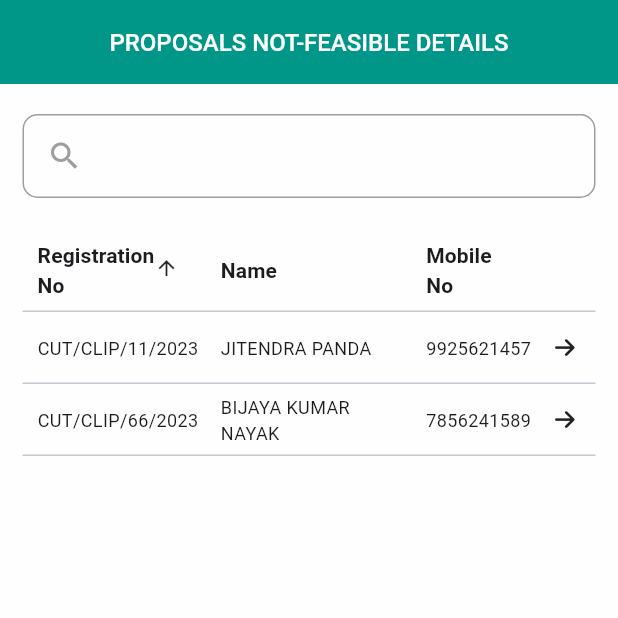
After one commit to SubratDevop/OLIC, a Flutter app: the screen it shows after launch, after a tap on an icon or button, on a phone screen of 412 x 824 dp, the top half of it. The commit adds this screen. Run offline on Flutter 3.47's test engine with Material 2 defaults, Android fonts, the phone set to English and light mode, and no system bars; our stand-ins replace get, google_fonts, icons_plus.

Commit message:
Proposal not feasible screen design added

```diff
--- a/lib/main.dart
+++ b/lib/main.dart
@@ -1,7 +1,8 @@
 import 'package:flutter/material.dart';
 import 'package:get/get.dart';
 import 'package:olic/routes/routes.dart';
-import 'package:olic/screens/Beneficiary_Details/benificiary_details_screen.dart';
+import 'package:olic/screens/Beneficiary_Details/screens/benificiary_details_screen.dart';
+import 'package:olic/screens/Proposal_Not_Feasible/screens/proposal_not_feasible_screen.dart';
 
 void main() {
   runApp(const MyApp());
@@ -16,10 +17,11 @@ class MyApp extends StatelessWidget {
       debugShowCheckedModeBanner: false,
       title: 'Flutter Demo',
       theme: ThemeData(useMaterial3: true),
-      getPages: getPages,
+      // getPages: getPages,
 
-      initialRoute: "/Beneficiary_Details_Screen",
+      // initialRoute: "/Beneficiary_Details_Screen",
       // home: Beneficiary_Details_Screen(),
+      home: Proposal_not_feasible_Screen(),
     );
   }
 }
--- a/lib/routes/routes.dart
+++ b/lib/routes/routes.dart
@@ -1,6 +1,6 @@
 import 'package:get/get.dart';
 
-import '../screens/Beneficiary_Details/benificiary_details_screen.dart';
+import '../screens/Beneficiary_Details/screens/benificiary_details_screen.dart';
 
 class Routes {
   static String beneficiaryDetailsScreen = "/Beneficiary_Details_Screen";
--- a/lib/screens/Beneficiary_Details/model/user_modal.dart
+++ b/lib/screens/Beneficiary_Details/model/user_modal.dart
@@ -51,3 +51,31 @@ class User {
           detailsPage: detailsPage ?? this.detailsPage
           );
 }
+
+
+List<User> allUser = [
+    User(
+        regiStrationNo: "CUT/CLIP/66/2023",
+        name: "BIJAYA KUMAR NAYAK",
+        mobileNo: "7856241589",
+        village: "PAIKIANRA",
+        gramaPanchayat: "PURUNA-TIGIRIA",
+        block: "TIGIRIA",
+        district: "CUTTUCK",
+        detailsView: "detailsView",
+        action: "action",
+        detailsPage: ""),
+    User(
+        regiStrationNo: "CUT/CLIP/11/2023",
+        name: "JITENDRA PANDA",
+        mobileNo: "9925621457",
+        village: "HATAMAL",
+        gramaPanchayat: "HATAMAL",
+        block: "TIGIRIA",
+        district: "CUTTUCK",
+        detailsView: "detailsView",
+        action: "action",
+        detailsPage: ""),
+
+
+  ];
--- /dev/null
+++ b/lib/screens/Proposal_Not_Feasible/screens/proposal_not_feasible_screen.dart
@@ -0,0 +1,188 @@
+import 'package:flutter/material.dart';
+import 'package:get/get.dart';
+import 'package:icons_plus/icons_plus.dart';
+import 'package:olic/constants/screensize.dart';
+import 'package:olic/screens/Beneficiary_Details/model/user_modal.dart';
+
+import '../../../commons/color_gallery.dart';
+import '../../../widgets/default_appbar.dar.dart';
+import '../../../widgets/search_bar.dart';
+import '../../Beneficiary_Details/screens/benificiary_info_screen.dart';
+
+class Proposal_not_feasible_Screen extends StatefulWidget {
+  Proposal_not_feasible_Screen({super.key});
+
+  @override
+  State<Proposal_not_feasible_Screen> createState() =>
+      _Proposal_not_feasible_ScreenState();
+}
+
+class _Proposal_not_feasible_ScreenState
+    extends State<Proposal_not_feasible_Screen> {
+  final columns = ['Registration\nNo', 'Name', 'Mobile\nNo', ''];
+  int? sortColumnIndex;
+  bool isAsending = false;
+  late List<User> users;
+
+  @override
+  void initState() {
+    super.initState();
+    this.users = List.of(allUser);
+  }
+
+  @override
+  Widget build(BuildContext context) {
+    return Scaffold(
+      backgroundColor: ColorGallery.white_color,
+      appBar: defaultAppBar(context,
+          leading_icon_visibility: false, title: "PROPOSALS NOT-FEASIBLE DETAILS"),
+      body: Padding(
+        padding: const EdgeInsets.symmetric(horizontal: 15),
+        child: Column(
+          children: [
+            const SizedBox(
+              height: 20,
+            ),
+            //! Search Bar
+            DefaultSearchBar(),
+
+            // //! Details list in Table format
+            const SizedBox(
+              height: 20,
+            ),
+            DataTable(
+              columnSpacing: 15,
+              showCheckboxColumn: false,
+              horizontalMargin: 10,
+              showBottomBorder: true,
+              sortAscending: isAsending,
+              sortColumnIndex: sortColumnIndex,
+              columns: getColumns(columns),
+              rows: getRows(users),
+            ),
+          ],
+        ),
+      ),
+    );
+  }
+
+  List<DataColumn> getColumns(List<String> columns) =>
+      columns.map((String column) {
+        return DataColumn(
+          onSort: sortingList,
+          label: Row(
+            children: [
+              Text(column,
+                  style: const TextStyle(
+                    fontWeight: FontWeight.bold,
+                  )),
+            ],
+          ),
+        );
+      }).toList();
+
+  List<DataRow> getRows(List<User> users) => users.map((User user) {
+        final cells = [
+          user.regiStrationNo,
+          user.name,
+          user.mobileNo,
+          user.detailsPage,
+        ];
+
+        return DataRow(
+          // cells: getCells(cells),
+          // onSelectChanged: (bool? selected) {
+          //   if (selected!) {
+
+          //     print(cells.indexOf(user.regiStrationNo).toString());
+          //   }
+          //   //print("object");
+          //   // print(cells.indexOf(cells[user.regiStrationNo].toString()).toString() + "selected");
+          // },
+          cells: cells.map(
+            (data) {
+              print(data);
+              return DataCell(
+                data == ""
+                    ? InkWell(
+                        onTap: () => Navigator.push(
+                          context,
+                          MaterialPageRoute(
+                            builder: (context) => BeneficiaryInfoScreen(),
+                          ),
+                        ),
+                        child: Icon(
+                          FontAwesome.arrow_right,
+                          size: AppDimension.iconsmallSize,
+                        ),
+                      )
+                    : Text(
+                        data!,
+                        style: const TextStyle(fontSize: 12),
+                      ),
+              );
+            },
+          ).toList(),
+        );
+      }).toList();
+
+  List<DataCell> getCells(List<dynamic> cells) => cells.map(
+        (data) {
+          return DataCell(
+            data == ""
+                ? InkWell(
+                    onTap: () => Navigator.push(
+                      context,
+                      MaterialPageRoute(
+                        builder: (context) => BeneficiaryInfoScreen(),
+                      ),
+                    ),
+                    child: Icon(
+                      FontAwesome.arrow_right,
+                      size: AppDimension.iconsmallSize,
+                    ),
+                  )
+                : Text(
+                    data,
+                    style: const TextStyle(fontSize: 12),
+                  ),
+          );
+        },
+      ).toList();
+
+  void sortingList(int columnIndex, bool ascending) {
+    if (columnIndex == 0) {
+      users.sort(
+        (user1, user2) => compareString(
+          ascending,
+          user1.regiStrationNo.toString(),
+          user2.regiStrationNo.toString(),
+        ),
+      );
+    } else if (columnIndex == 1) {
+      users.sort(
+        (user1, user2) => compareString(
+          ascending,
+          user2.name.toString(),
+          user1.name.toString(),
+        ),
+      );
+    } else if (columnIndex == 2) {
+      users.sort(
+        (user1, user2) => compareString(
+          ascending,
+          user2.mobileNo.toString(),
+          user1.mobileNo.toString(),
+        ),
+      );
+    }
+    setState(() {
+      this.sortColumnIndex = columnIndex;
+      this.isAsending = ascending;
+    });
+  }
+
+  int compareString(bool ascending, String value1, String value2) {
+    return ascending ? value1.compareTo(value2) : value2.compareTo(value1);
+  }
+}
```
Also changed, not shown: lib/screens/Beneficiary_Details/benificiary_details_screen.dart (deleted, +0 -174 lines), lib/screens/Beneficiary_Details/controller/benificiary_details_controller.dart (+1 -6 lines), lib/screens/Beneficiary_Details/screens/benificiary_details_screen.dart (added, +191 -0 lines), lib/screens/Beneficiary_Details/screens/benificiary_info_screen.dart (added, +13 -0 lines), lib/screens/Proposal_Not_Feasible/screens/proposal_not_feasible_info_screen.dart (added).
